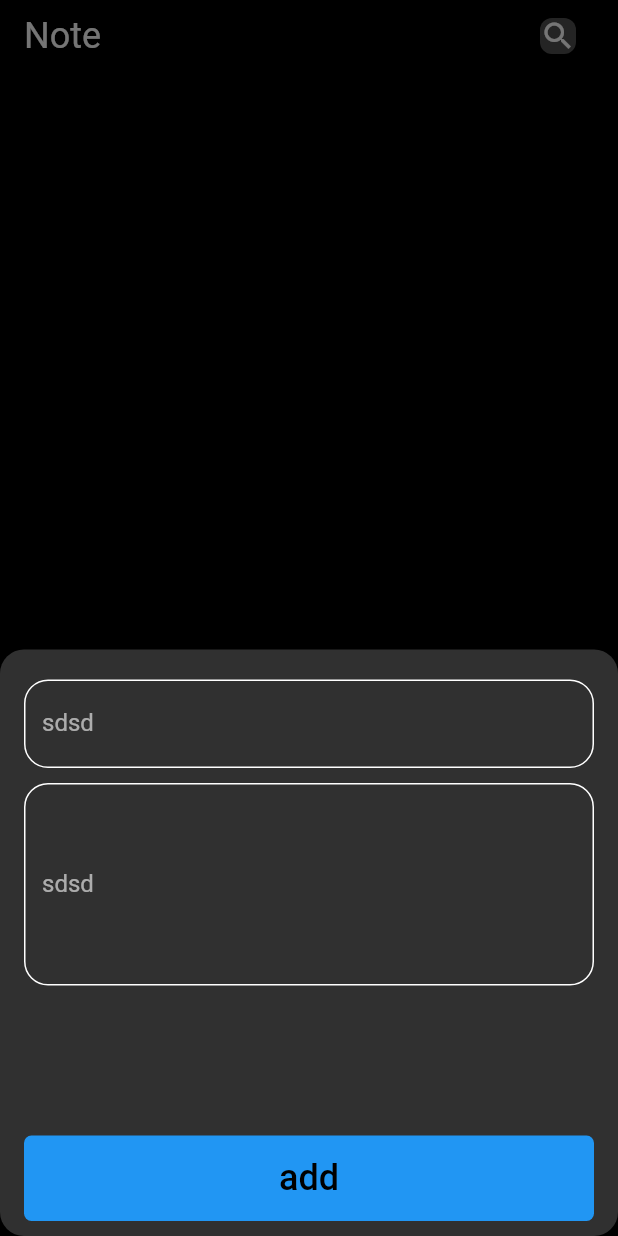
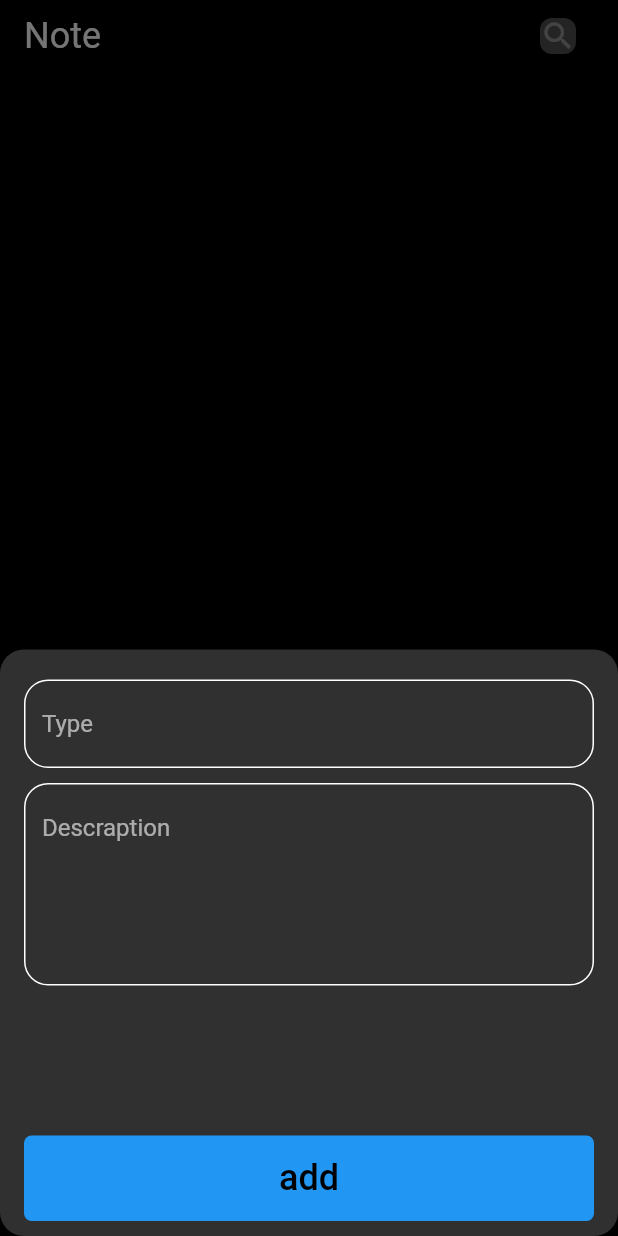
Before and after one commit to MahmoudAhmed121/hive_app, a Flutter app: the screen it shows after launch, after a tap on the "add" icon, on a phone screen of 412 x 824 dp. Run offline on Flutter 3.47's test engine with Material 2 defaults, Android fonts, the phone set to English and light mode, and no system bars; our stand-ins replace conditional_builder_null_safety, flutter_bloc, hive, hive_flutter; accounts and stored records are empty.

Commit message:
edit note iteam done

```diff
--- a/lib/manager/add_cubits/add_cubit.dart
+++ b/lib/manager/add_cubits/add_cubit.dart
@@ -1,6 +1,5 @@
 import 'package:flutter_bloc/flutter_bloc.dart';
 import 'package:hive_app/core/utils/constant.dart';
-import 'package:hive_app/manager/notes/notes_cubit.dart';
 import 'package:hive_app/model/note_model.dart';
 import 'package:hive_flutter/adapters.dart';
 import 'package:meta/meta.dart';
@@ -12,7 +11,7 @@ class AddNotesCubit extends Cubit<AddNoteState> {
 
   static AddNotesCubit get(context) => BlocProvider.of(context);
 
-  add(NotesModel note,context) async {
+  add(NotesModel note) async {
     try {
       emit(AddNotesLoading());
       var noteBox = Hive.box<NotesModel>(kNotsBox);
@@ -21,9 +20,6 @@ class AddNotesCubit extends Cubit<AddNoteState> {
 
       emit(AddNotesSuccess());
 
-if(noteBox.isNotEmpty){
-  NotesCubit.get(context).fetchAllNote();
-}
 
     } catch (e) {
       emit(AddNotesFailure(e.toString()));
--- a/lib/model/note_model.dart
+++ b/lib/model/note_model.dart
@@ -3,13 +3,13 @@ part "note_model.g.dart";
 @HiveType(typeId: 0)
 class NotesModel extends HiveObject {
   @HiveField(0)
-  final String title;
+   String title;
   @HiveField(1)
-  final String subtitle;
+   String subtitle;
   @HiveField(2)
   final String date;
   @HiveField(3)
-  final int color;
+   int color;
 
   NotesModel({
     required this.title,
--- a/lib/views/widgets/custom_app_bar.dart
+++ b/lib/views/widgets/custom_app_bar.dart
@@ -1,9 +1,10 @@
 import 'package:flutter/material.dart';
 
 class CustomAppBar extends StatelessWidget {
-  const CustomAppBar({super.key, required this.text, required this.icon});
+  const CustomAppBar({super.key, required this.text, required this.icon, this.onPressed});
   final String text;
   final IconData icon;
+  final void Function()? onPressed;
   @override
   Widget build(BuildContext context) {
     return Padding(
@@ -18,7 +19,7 @@ class CustomAppBar extends StatelessWidget {
           ),
           Spacer(),
           IconButton(
-              onPressed: () {},
+              onPressed: onPressed,
               icon: Container(
                 decoration: BoxDecoration(
                   color: Colors.grey.withOpacity(0.5),
--- a/lib/views/widgets/custom_text_form_faild.dart
+++ b/lib/views/widgets/custom_text_form_faild.dart
@@ -17,8 +17,7 @@ class CustomTextFormFaild extends StatelessWidget {
       maxLines: maxLines,
       decoration: InputDecoration(
         hintText: hintText,
-        hintTextDirection: TextDirection.rtl,
-        labelText: "sdsd",
+
 
         border: buildBorder(),
         enabledBorder: buildBorder(),
```
Also changed, not shown: lib/views/edit_note_view.dart (+4 -3 lines), lib/views/widgets/add_note_bottom_sheet.dart (+17 -9 lines), lib/views/widgets/custom_iteam_note.dart (+6 -2 lines), lib/views/widgets/edit_note_body.dart (+28 -4 lines).
